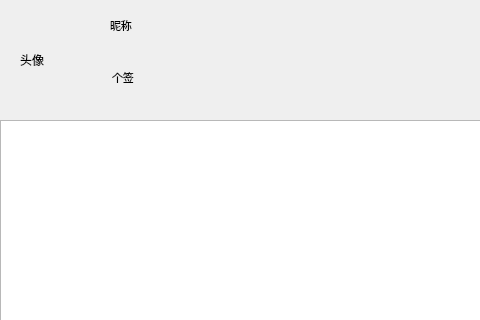
This is Client/userdialog.ui in Jearyhao/MyChat as Qt 5 draws it before an edit; both pictures show x 0 to 480 and y 0 to 320 of the 604 by 989 pixel window. The edited form follows.
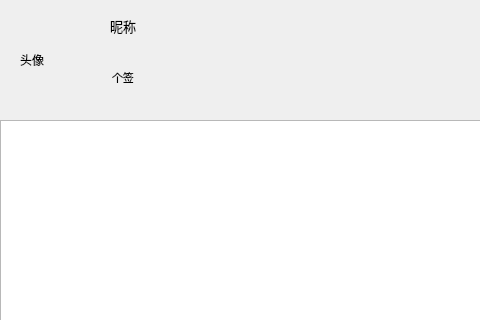
This is the edited form.

```diff
--- a/Client/userdialog.ui
+++ b/Client/userdialog.ui
@@ -125,7 +125,7 @@
    </property>
    <property name="font">
     <font>
-     <pointsize>8</pointsize>
+     <pointsize>10</pointsize>
     </font>
    </property>
    <property name="text">
```
